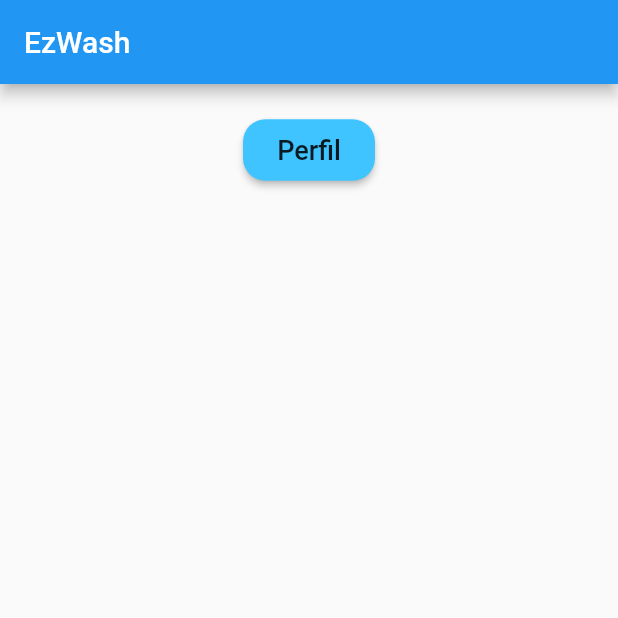
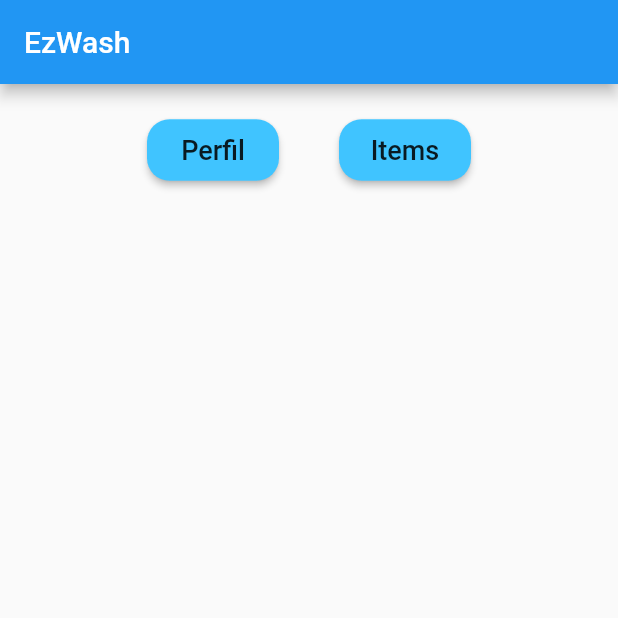
Before and after one commit to LmaoDiego/EzWashFlutter, a Flutter app: the screen it shows after launch, on a phone screen of 412 x 824 dp, the top half of it. Run offline on Flutter 3.47's test engine with Material 2 defaults, Android fonts, the phone set to English and light mode, and no system bars.

Commit message:
Add New Structure for TF

```diff
--- /dev/null
+++ b/lib/items.dart
@@ -0,0 +1,33 @@
+
+
+
+import 'package:ezwashflutter/widgets/itemWidget.dart';
+import 'package:flutter/material.dart';
+import 'package:flutter/widgets.dart';
+
+import 'models/catalog.dart';
+
+class Items extends StatelessWidget {
+  // This widget is the root of your application.
+  @override
+  Widget build(BuildContext context) {
+    return MaterialApp(
+      home: Scaffold(
+        appBar: AppBar(
+          title: Text("CarWashers"),
+        ),
+
+        body: ListView.builder(
+            itemCount: CatalogModel.items.length,
+
+            itemBuilder: (context,index){
+
+
+              return ItemWidget(item: CatalogModel.items[index]);
+            }
+
+        ),
+      ),
+    );
+  }
+}
--- a/lib/main.dart
+++ b/lib/main.dart
@@ -1,5 +1,7 @@
 import 'package:ezwashflutter/UserProfile.dart';
 import 'package:flutter/material.dart';
+
+import 'items.dart';
 
 
 void main(){
@@ -58,6 +60,29 @@ class _MainState extends State<Main> {
                       borderRadius: BorderRadius.circular(15)
                   ),
                 ),
+              ),
+              Container(
+                padding: EdgeInsets.all(20),
+                child: RaisedButton(
+                  child: Text(
+                    'Items',
+                    style: TextStyle(
+                        fontSize: 18
+                    ),
+                  ),
+                  onPressed: (){
+                    Navigator.of(context).push(MaterialPageRoute<Null>(
+                        builder: (BuildContext context){
+                          return new Items();
+                        }
+                    ));
+                  },
+                  padding: EdgeInsets.symmetric(vertical: 10,horizontal: 10),
+                  color: Colors.lightBlueAccent,
+                  shape: RoundedRectangleBorder(
+                      borderRadius: BorderRadius.circular(15)
+                  ),
+                ),
               )
             ],
           ),
--- /dev/null
+++ b/lib/models/catalog.dart
@@ -0,0 +1,61 @@
+class CatalogModel {
+  static final items = [
+    Item(
+        id: 1,
+        name: "Golden CarWash",
+        desc: "Lavado en minutos",
+        price: 9.00,
+        color: "#33505a",
+        image:
+        "https://www.eluniverso.com/resizer/SyC-RcpnxhtJ_XWUf8wFBkKMN_I=/1198x670/smart/filters:quality(70)/cloudfront-us-east-1.images.arcpublishing.com/eluniverso/RRJLQQFPBBD7TFKDX63Z2VIAKQ.jpg"),
+    Item(
+        id: 2,
+        name: "VIP CarWash",
+        desc: "Lo mejor en tecnologia",
+        price: 10.50,
+        color: "#33505a",
+        image:
+        "https://lavaderodeautoscarwash.com/wp-content/uploads/2019/02/3-ma%CC%81quinas-para-lavado-de-autos-en-Peru.jpg"),
+    Item(
+        id: 3,
+        name: "Joselito CarWash",
+        desc: "Servicio Personalizado",
+        price: 12.99,
+        color: "#33505a",
+        image:
+        "https://www.portafolio.co/files/article_multimedia/uploads/2019/03/06/5c7ff801de718.jpeg"),
+    Item(
+        id: 4,
+        name: "ABB CarWash",
+        desc: "Atencion Personalizada",
+        price: 8.00,
+        color: "#33505a",
+        image:
+        "https://2.bp.blogspot.com/-2Mk7MebFcPg/WpVt2TE35KI/AAAAAAAAXvQ/vYYS6xeuDvsEDfi3DxCJC6o6zt-uXNYBACLcBGAs/s1600/car%2Bwash2J.jpg"),
+    Item(
+        id: 5,
+        name: "CarWash Peralta",
+        desc: "Mejores en Lavados de Camionetas",
+        price: 7.88,
+        color: "#33505a",
+        image:
+        "https://lavaderodeautoscarwash.com/wp-content/uploads/2021/10/lavado-de-autos-las-condes-nunoa-providencia-santiago-centro-chile-1010x641.jpg"),
+  ];
+}
+
+class Item {
+  final int id;
+  final String name;
+  final String desc;
+  final num price;
+  final String color;
+  final String image;
+
+  Item(
+      {required this.id,
+        required this.name,
+        required this.desc,
+        required this.price,
+        required this.color,
+        required this.image});
+}
```
Also changed, not shown: lib/widgets/itemWidget.dart (added, +33 -0 lines).
